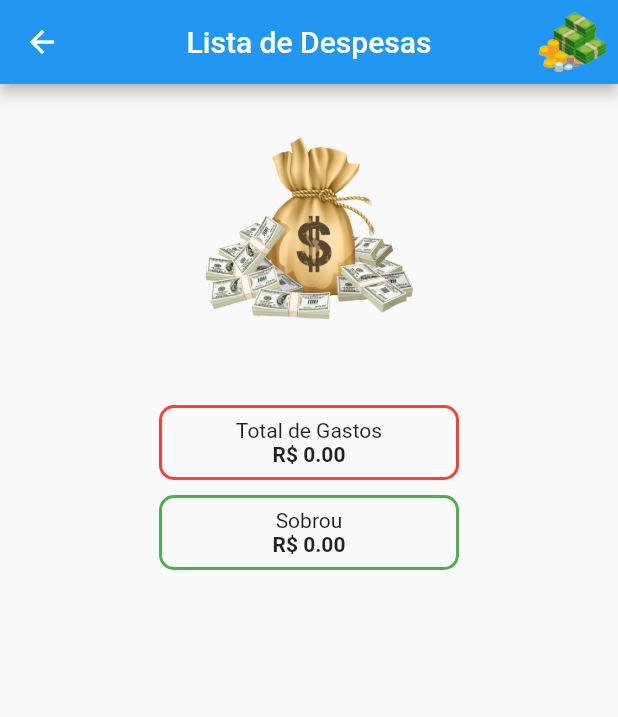
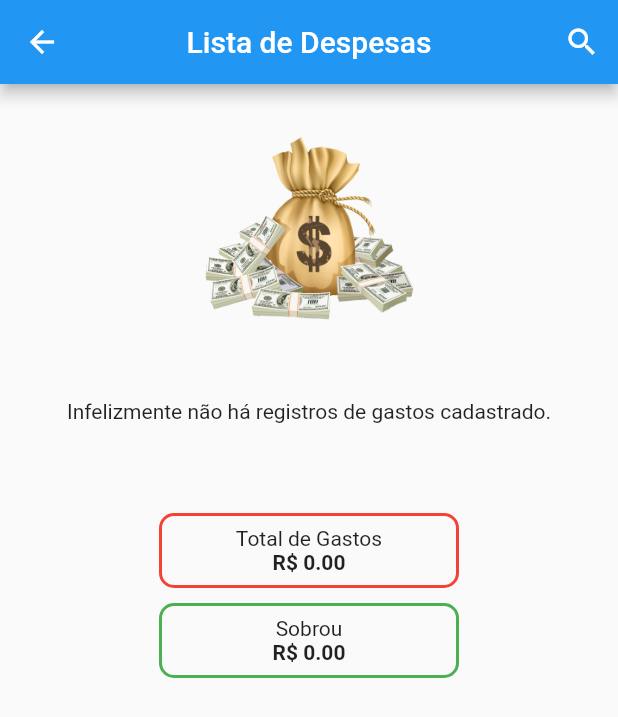
Before and after one commit to hygornet/despesas, a Flutter app: the ListarDespesas screen opened by its route, on a phone screen of 412 x 824 dp. Shown: the top 717 px of the screen. Run offline on Flutter 3.47's test engine with Material 2 defaults, Android fonts, the phone set to English and light mode, and no system bars; our stand-ins replace flutter_phoenix, sqflite; accounts and stored records are empty.

Commit message:
novas atualizacoes

```diff
--- a/lib/database/db_data.dart
+++ b/lib/database/db_data.dart
@@ -44,6 +44,17 @@ class DbData {
     return result.first.values.first;
   }
 
+  static Future valorTotalPago() async {
+    double total = 0.0;
+    final db = await DbData.database();
+    var resp =
+        await db.rawQuery("SELECT valor FROM despesas WHERE pagou = 'Sim'");
+    resp.forEach((element) {
+      total += element['valor'];
+    });
+    return total;
+  }
+
   static Future<List<Map<String, dynamic>>> getData(String table) async {
     final db = await DbData.database();
     return db.query(table);
--- a/lib/screens/listarDespesas.dart
+++ b/lib/screens/listarDespesas.dart
@@ -13,12 +13,22 @@ class ListarDespesas extends StatefulWidget {
 class _ListarDespesasState extends State<ListarDespesas> {
   Future carregarLista;
   String salary;
+  String valorPagoTotal;
+  bool isSearch = false;
+  bool changeIconSearch = false;
+  var searchController = TextEditingController();
 
   //MÉTODO QUE RETORNA O SALÁRIO DO BANCO DE DADOS.
   Future getSalario() async {
     final carregarSalario = await DbData.retornarSalario()
         .then((value) => salary = value.toString());
     return carregarSalario;
+  }
+
+  Future getPago() async {
+    final showPago = await DbData.valorTotalPago()
+        .then((value) => valorPagoTotal = value.toString());
+    return showPago;
   }
 
   @override
@@ -33,6 +43,12 @@ class _ListarDespesasState extends State<ListarDespesas> {
     getSalario().then((value) {
       setState(() {
         salary = value.toString();
+      });
+    });
+
+    getPago().then((value) {
+      setState(() {
+        valorPagoTotal = value.toString();
       });
     });
   }
@@ -96,15 +112,44 @@ class _ListarDespesasState extends State<ListarDespesas> {
 
     return Scaffold(
       appBar: AppBar(
-        title: Text('Lista de Despesas'),
+        title: isSearch
+            ? TextField(
+                controller: searchController,
+                onChanged: (value) {
+                  if (value.trim().isNotEmpty) {
+                    setState(() {
+                      changeIconSearch = true;
+                    });
+                  } else {
+                    setState(() {
+                      changeIconSearch = false;
+                    });
+                  }
+                },
+                decoration: InputDecoration(
+                    labelText: 'Digite o gasto que deseja procurar...',
+                    labelStyle: TextStyle(
+                      color: Colors.white,
+                    )),
+                style: TextStyle(
+                  color: Colors.white,
+                ),
+              )
+            : Text('Lista de Despesas'),
         centerTitle: true,
         actions: [
-          Padding(
-            padding: const EdgeInsets.all(8.0),
-            child: Image.asset(
-              'assets/images/download.png',
-              fit: BoxFit.cover,
-            ),
+          changeIconSearch
+              ? IconButton(
+                  onPressed: () {},
+                  icon: Icon(Icons.send_sharp),
+                )
+              : IconButton(
+                  onPressed: () {
+                    setState(() {
+                      isSearch = !isSearch;
+                    });
+                  },
+                  icon: Icon(Icons.search),
                 ),
         ],
       ),
@@ -122,8 +167,10 @@ class _ListarDespesasState extends State<ListarDespesas> {
                   return Text(
                       'Ops, infelizmente houve algum problema.\nEntre em contato com o dev!');
                 } else {
-                  return contemDados()
-                      ? DataTable(
+                  return Visibility(
+                    visible: contemDados(),
+                    replacement: _listaVazia(),
+                    child: DataTable(
                       columnSpacing: MediaQuery.of(context).size.width / 15,
                       showBottomBorder: true,
                       columns: [
@@ -156,13 +203,9 @@ class _ListarDespesasState extends State<ListarDespesas> {
                                   ),
                                   showEditIcon: true,
                                   onTap: () {
-                                        Provider.of<ProviderGastos>(context,
-                                                listen: false)
-                                            .removeItem(gastos.id);
                                     showSnackBar();
-                                        Provider.of<ProviderGastos>(context,
-                                                listen: false)
-                                            .diferenca();
+                                    _removerGasto(context, gastos);
+                                    _diferenca(context);
                                   },
                                 ),
                                 DataCell(
@@ -207,27 +250,10 @@ class _ListarDespesasState extends State<ListarDespesas> {
                             ),
                           )
                           .toList(),
-                        )
-                      : Column(
-                          mainAxisAlignment: MainAxisAlignment.center,
-                          crossAxisAlignment: CrossAxisAlignment.center,
-                          children: [
-                            SizedBox(
-                              height: 20,
                     ),
-                            Center(
-                                child: Image.asset(
-                              "assets/images/money-png.png",
-                              fit: BoxFit.cover,
-                              height: 150,
-                            )),
-                          ],
                   );
                 }
               },
-            ),
-            SizedBox(
-              height: 10,
             ),
             Padding(
               padding: const EdgeInsets.all(8.0),
@@ -236,14 +262,22 @@ class _ListarDespesasState extends State<ListarDespesas> {
                 crossAxisAlignment: CrossAxisAlignment.center,
                 children: [
                   contemDados()
-                      ? resultadoCalculoDespesa(
+                      ? _resultadoCalculo(
                           salary,
                           Colors.blue,
                           'Salario',
                         )
                       : Text(''),
                   SizedBox(height: 10),
-                  resultadoCalculoDespesa(
+                  contemDados()
+                      ? _resultadoCalculo(
+                          valorPagoTotal,
+                          Colors.green,
+                          'Valor Pago',
+                        )
+                      : Text(''),
+                  SizedBox(height: 10),
+                  _resultadoCalculo(
                     provider.calcularGastos().toStringAsFixed(2),
                     Colors.red,
                     'Total de Gastos',
@@ -266,28 +300,8 @@ class _ListarDespesasState extends State<ListarDespesas> {
                       mainAxisAlignment: MainAxisAlignment.center,
                       children: [
                         resultadoIsNegative()
-                            ? Column(
-                                children: [
-                                  Text('Você está devendo:'),
-                                  Text(
-                                    'R\$ ${provider.diferenca().toStringAsFixed(2)}',
-                                    style: TextStyle(
-                                      fontWeight: FontWeight.bold,
-                                    ),
-                                  ),
-                                ],
-                              )
-                            : Column(
-                                children: [
-                                  Text('Sobrou'),
-                                  Text(
-                                    'R\$ ${provider.diferenca().toStringAsFixed(2)}',
-                                    style: TextStyle(
-                                      fontWeight: FontWeight.bold,
-                                    ),
-                                  ),
-                                ],
-                              ),
+                            ? _containerSobrou(provider, 'Você está devendo')
+                            : _containerSobrou(provider, 'Sobrou'),
                       ],
                     ),
                   ),
@@ -300,7 +314,21 @@ class _ListarDespesasState extends State<ListarDespesas> {
     );
   }
 
-  Container resultadoCalculoDespesa(String provider, Color color, String text) {
+  _containerSobrou(ProviderGastos provider, String texto) {
+    return Column(
+      children: [
+        Text(texto),
+        Text(
+          'R\$ ${provider.diferenca().toStringAsFixed(2)}',
+          style: TextStyle(
+            fontWeight: FontWeight.bold,
+          ),
+        ),
+      ],
+    );
+  }
+
+  _resultadoCalculo(String acessData, Color color, String text) {
     return Container(
       alignment: Alignment.center,
       width: 200,
@@ -318,7 +346,7 @@ class _ListarDespesasState extends State<ListarDespesas> {
         children: [
           Text(text),
           Text(
-            'R\$ $provider',
+            'R\$ $acessData',
             style: TextStyle(
               fontWeight: FontWeight.bold,
             ),
@@ -328,3 +356,34 @@ class _ListarDespesasState extends State<ListarDespesas> {
     );
   }
 }
+
+_listaVazia() {
+  return Column(
+    mainAxisAlignment: MainAxisAlignment.center,
+    crossAxisAlignment: CrossAxisAlignment.center,
+    children: [
+      SizedBox(
+        height: 20,
+      ),
+      Center(
+        child: Image.asset(
+          "assets/images/money-png.png",
+          fit: BoxFit.cover,
+          height: 150,
+        ),
+      ),
+      SizedBox(
+        height: 40,
+      ),
+      Text('Infelizmente não há registros de gastos cadastrado.'),
+    ],
+  );
+}
+
+_removerGasto(BuildContext context, ProviderGastos gastos) {
+  Provider.of<ProviderGastos>(context, listen: false).removeItem(gastos.id);
+}
+
+_diferenca(BuildContext context) {
+  Provider.of<ProviderGastos>(context, listen: false).diferenca();
+}
```
Lines whose indentation alone changed are shown as unchanged.
